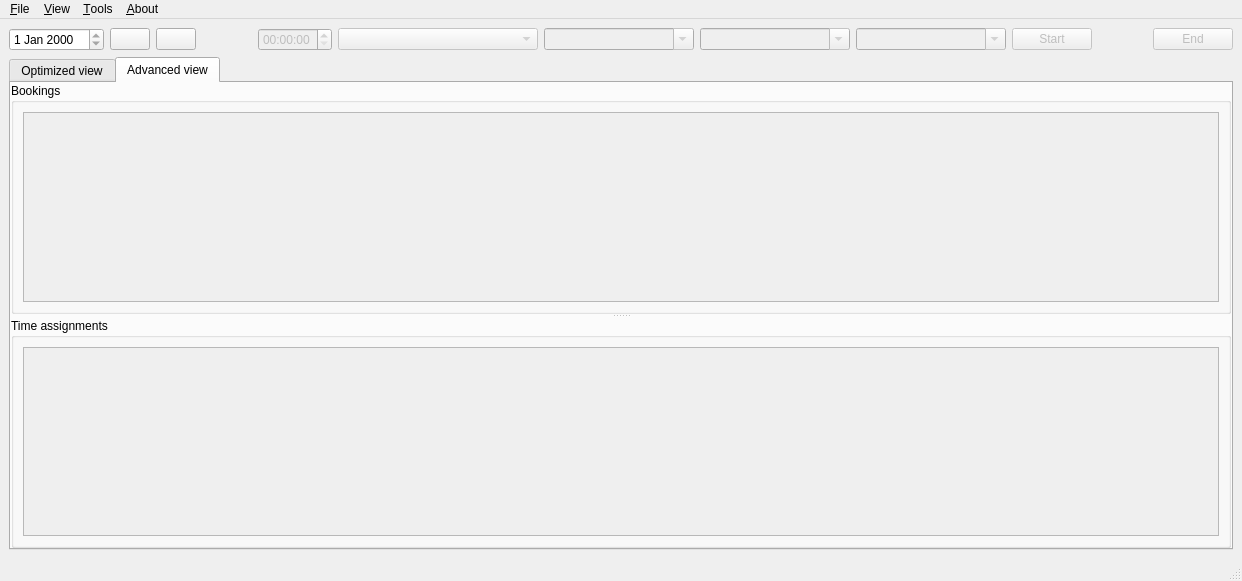
Before: the Qt Designer form mainwindow.ui in qohelet/QtZeiterfassung, drawn with Qt 5.
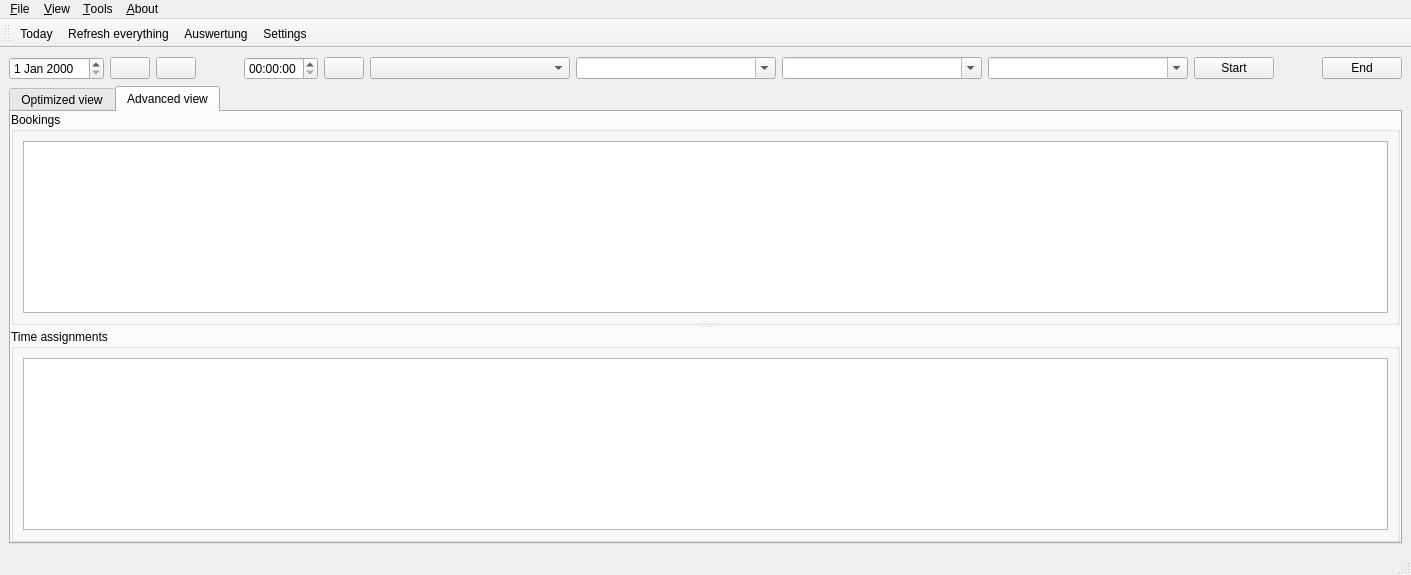
After: the same form once the commit is applied. The open tabs and pages were chosen to show the change. Icons and pictures are not drawn.

Commit message: Added toolBar to mainWindow

The edit to the form file:
```diff
--- a/mainwindow.ui
+++ b/mainwindow.ui
@@ -6,8 +6,8 @@
    <rect>
     <x>0</x>
     <y>0</y>
-    <width>1242</width>
-    <height>581</height>
+    <width>1411</width>
+    <height>575</height>
    </rect>
   </property>
   <property name="windowIcon">
@@ -19,14 +19,13 @@
     <item>
      <layout class="QHBoxLayout">
       <item>
-       <widget class="QDateEdit" name="dateEditDate">
-        <property name="readOnly">
-         <bool>true</bool>
-        </property>
-       </widget>
+       <widget class="QDateEdit" name="dateEditDate"/>
       </item>
       <item>
        <widget class="QPushButton" name="pushButtonPrev">
+        <property name="whatsThis">
+         <string>Previous day</string>
+        </property>
         <property name="text">
          <string/>
         </property>
@@ -38,6 +37,9 @@
       </item>
       <item>
        <widget class="QPushButton" name="pushButtonNext">
+        <property name="whatsThis">
+         <string>Next day</string>
+        </property>
         <property name="text">
          <string/>
         </property>
@@ -61,17 +63,24 @@
        </spacer>
       </item>
       <item>
-       <widget class="QTimeEdit" name="timeEditTime">
-        <property name="enabled">
-         <bool>false</bool>
+       <widget class="QTimeEdit" name="timeEditTime"/>
+      </item>
+      <item>
+       <widget class="QPushButton" name="pushButtonNow">
+        <property name="whatsThis">
+         <string>Now</string>
+        </property>
+        <property name="text">
+         <string/>
+        </property>
+        <property name="icon">
+         <iconset resource="resources.qrc">
+          <normaloff>:/zeiterfassung/images/now.png</normaloff>:/zeiterfassung/images/now.png</iconset>
         </property>
        </widget>
       </item>
       <item>
        <widget class="QComboBox" name="comboBoxProject">
-        <property name="enabled">
-         <bool>false</bool>
-        </property>
         <property name="minimumSize">
          <size>
           <width>200</width>
@@ -82,12 +91,9 @@
       </item>
       <item>
        <widget class="QComboBox" name="comboBoxSubproject">
-        <property name="enabled">
-         <bool>false</bool>
-        </property>
         <property name="minimumSize">
          <size>
-          <width>150</width>
+          <width>200</width>
           <height>0</height>
          </size>
         </property>
@@ -101,12 +107,9 @@
       </item>
       <item>
        <widget class="QComboBox" name="comboBoxWorkpackage">
-        <property name="enabled">
-         <bool>false</bool>
-        </property>
         <property name="minimumSize">
          <size>
-          <width>150</width>
+          <width>200</width>
           <height>0</height>
          </size>
         </property>
@@ -120,12 +123,9 @@
       </item>
       <item>
        <widget class="QComboBox" name="comboBoxText">
-        <property name="enabled">
-         <bool>false</bool>
-        </property>
         <property name="minimumSize">
          <size>
-          <width>150</width>
+          <width>200</width>
           <height>0</height>
          </size>
         </property>
@@ -139,9 +139,6 @@
       </item>
       <item>
        <widget class="QPushButton" name="pushButtonStart">
-        <property name="enabled">
-         <bool>false</bool>
-        </property>
         <property name="text">
          <string>Start</string>
         </property>
@@ -162,9 +159,6 @@
       </item>
       <item>
        <widget class="QPushButton" name="pushButtonEnd">
-        <property name="enabled">
-         <bool>false</bool>
-        </property>
         <property name="text">
          <string>End</string>
         </property>
@@ -195,8 +189,8 @@
          <rect>
           <x>0</x>
           <y>0</y>
-          <width>1220</width>
-          <height>438</height>
+          <width>1389</width>
+          <height>409</height>
          </rect>
         </property>
         <layout class="QHBoxLayout" name="layoutWeek"/>
@@ -216,9 +210,6 @@
         <layout class="QHBoxLayout">
          <item>
           <widget class="QTreeView" name="treeViewBookings">
-           <property name="enabled">
-            <bool>false</bool>
-           </property>
            <property name="contextMenuPolicy">
             <enum>Qt::CustomContextMenu</enum>
            </property>
@@ -233,9 +224,6 @@
         <layout class="QHBoxLayout">
          <item>
           <widget class="QTreeView" name="treeViewTimeAssignments">
-           <property name="enabled">
-            <bool>false</bool>
-           </property>
            <property name="contextMenuPolicy">
             <enum>Qt::CustomContextMenu</enum>
            </property>
@@ -253,8 +241,8 @@
     <rect>
      <x>0</x>
      <y>0</y>
-     <width>1242</width>
-     <height>26</height>
+     <width>1411</width>
+     <height>22</height>
     </rect>
    </property>
    <widget class="QMenu" name="menuFile">
@@ -291,6 +279,18 @@
    <addaction name="menu_Tools"/>
    <addaction name="menu_About"/>
   </widget>
+  <widget class="QToolBar" name="mainToolBar">
+   <attribute name="toolBarArea">
+    <enum>TopToolBarArea</enum>
+   </attribute>
+   <attribute name="toolBarBreak">
+    <bool>false</bool>
+   </attribute>
+   <addaction name="actionToday"/>
+   <addaction name="actionRefresh"/>
+   <addaction name="actionAuswertung"/>
+   <addaction name="actionSettings"/>
+  </widget>
   <widget class="QStatusBar" name="statusbar"/>
   <action name="actionQuit">
    <property name="icon">
@@ -317,9 +317,6 @@
    </property>
   </action>
   <action name="actionToday">
-   <property name="enabled">
-    <bool>false</bool>
-   </property>
    <property name="icon">
     <iconset resource="resources.qrc">
      <normaloff>:/zeiterfassung/images/today.png</normaloff>:/zeiterfassung/images/today.png</iconset>
@@ -329,9 +326,6 @@
    </property>
   </action>
   <action name="actionRefresh">
-   <property name="enabled">
-    <bool>false</bool>
-   </property>
    <property name="icon">
     <iconset resource="resources.qrc">
      <normaloff>:/zeiterfassung/images/refresh.png</normaloff>:/zeiterfassung/images/refresh.png</iconset>
@@ -341,14 +335,19 @@
    </property>
   </action>
   <action name="actionAuswertung">
-   <property name="enabled">
-    <bool>false</bool>
+   <property name="icon">
+    <iconset resource="resources.qrc">
+     <normaloff>:/zeiterfassung/images/auswertung.png</normaloff>:/zeiterfassung/images/auswertung.png</iconset>
    </property>
    <property name="text">
     <string>&amp;Auswertung</string>
    </property>
   </action>
   <action name="actionSettings">
+   <property name="icon">
+    <iconset resource="resources.qrc">
+     <normaloff>:/zeiterfassung/images/settings.png</normaloff>:/zeiterfassung/images/settings.png</iconset>
+   </property>
    <property name="text">
     <string>&amp;Settings</string>
    </property>
```
The commit also changes 6 other files.
